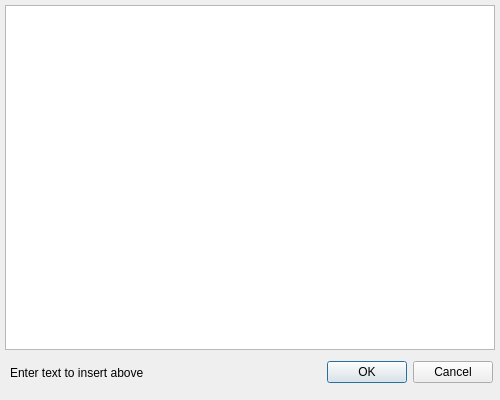
This is warren/ui/PastebinDialog.ui in Ratchet/warren as Qt 5 draws it before an edit. The edited form follows.
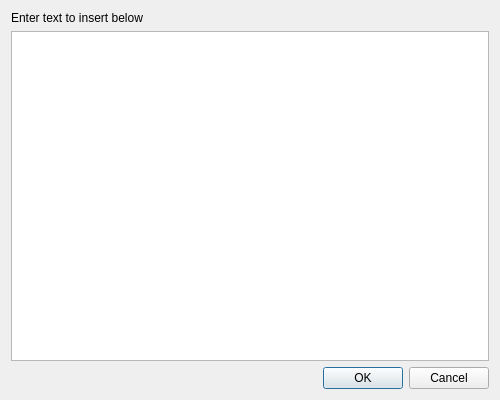
This is the edited form.

Commit message: make pastebin resizable

What changed in the file:
```diff
--- a/warren/ui/PastebinDialog.ui
+++ b/warren/ui/PastebinDialog.ui
@@ -24,8 +24,8 @@
   </property>
   <property name="maximumSize">
    <size>
-    <width>500</width>
-    <height>400</height>
+    <width>16777215</width>
+    <height>16777215</height>
    </size>
   </property>
   <property name="acceptDrops">
@@ -34,45 +34,29 @@
   <property name="windowTitle">
    <string>Pastebin</string>
   </property>
+  <layout class="QVBoxLayout" name="verticalLayout">
+   <item>
+    <widget class="QLabel" name="label">
+     <property name="text">
+      <string>Enter text to insert below</string>
+     </property>
+    </widget>
+   </item>
+   <item>
   <widget class="QPlainTextEdit" name="plainTextEdit">
-   <property name="geometry">
-    <rect>
-     <x>5</x>
-     <y>5</y>
-     <width>490</width>
-     <height>345</height>
-    </rect>
-   </property>
    <property name="lineWrapMode">
     <enum>QPlainTextEdit::NoWrap</enum>
    </property>
   </widget>
-  <widget class="QLabel" name="label">
-   <property name="geometry">
-    <rect>
-     <x>10</x>
-     <y>360</y>
-     <width>271</width>
-     <height>25</height>
-    </rect>
-   </property>
-   <property name="text">
-    <string>Enter text to insert above</string>
-   </property>
-  </widget>
+   </item>
+   <item>
   <widget class="QDialogButtonBox" name="buttonBox">
-   <property name="geometry">
-    <rect>
-     <x>320</x>
-     <y>360</y>
-     <width>173</width>
-     <height>25</height>
-    </rect>
-   </property>
    <property name="standardButtons">
     <set>QDialogButtonBox::Cancel|QDialogButtonBox::Ok</set>
    </property>
   </widget>
+   </item>
+  </layout>
  </widget>
  <resources/>
  <connections/>
```
Lines whose indentation alone changed are shown as unchanged. The commit also changes 1 other file.
